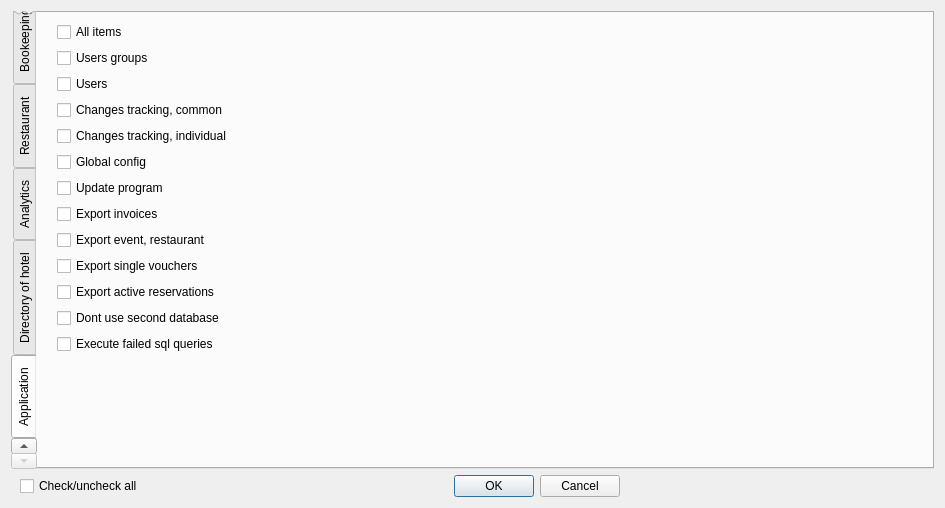
Old version of the form Resort/dlguserrights.ui in the repository End1-1/Resort.
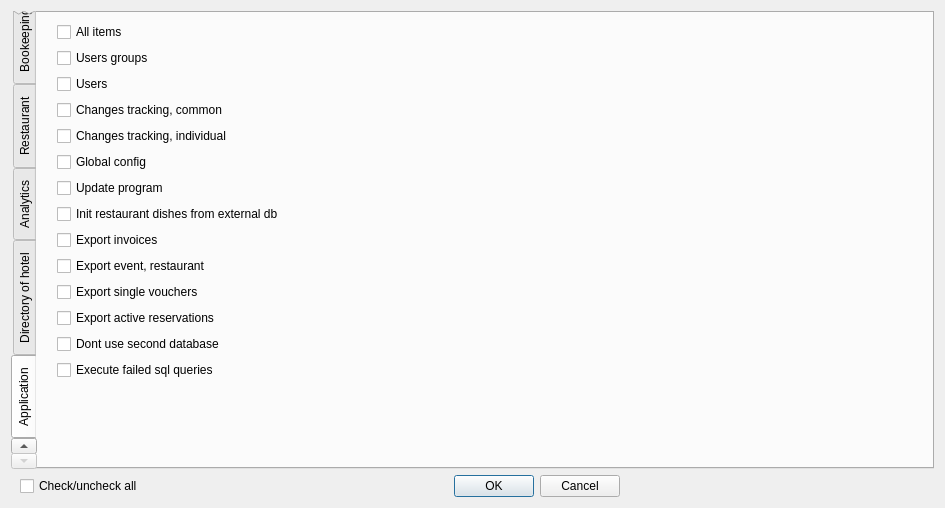
New version of the form. The open tabs and pages were chosen to show the change. Custom widgets are drawn as their Qt base class.

The edit to the form file:
```diff
--- a/Resort/dlguserrights.ui
+++ b/Resort/dlguserrights.ui
@@ -1607,6 +1607,16 @@
          </property>
         </widget>
        </item>
+       <item>
+        <widget class="EQCheckBox" name="chInitRestaurantFromOffice">
+         <property name="text">
+          <string>Init restaurant dishes from external db</string>
+         </property>
+         <property name="Tag" stdset="0">
+          <number>150</number>
+         </property>
+        </widget>
+       </item>
        <item>
         <widget class="EQCheckBox" name="chExportInvoice">
          <property name="text">
```
Left out of the diff: 4 changed lines with no effect on the pictures.
